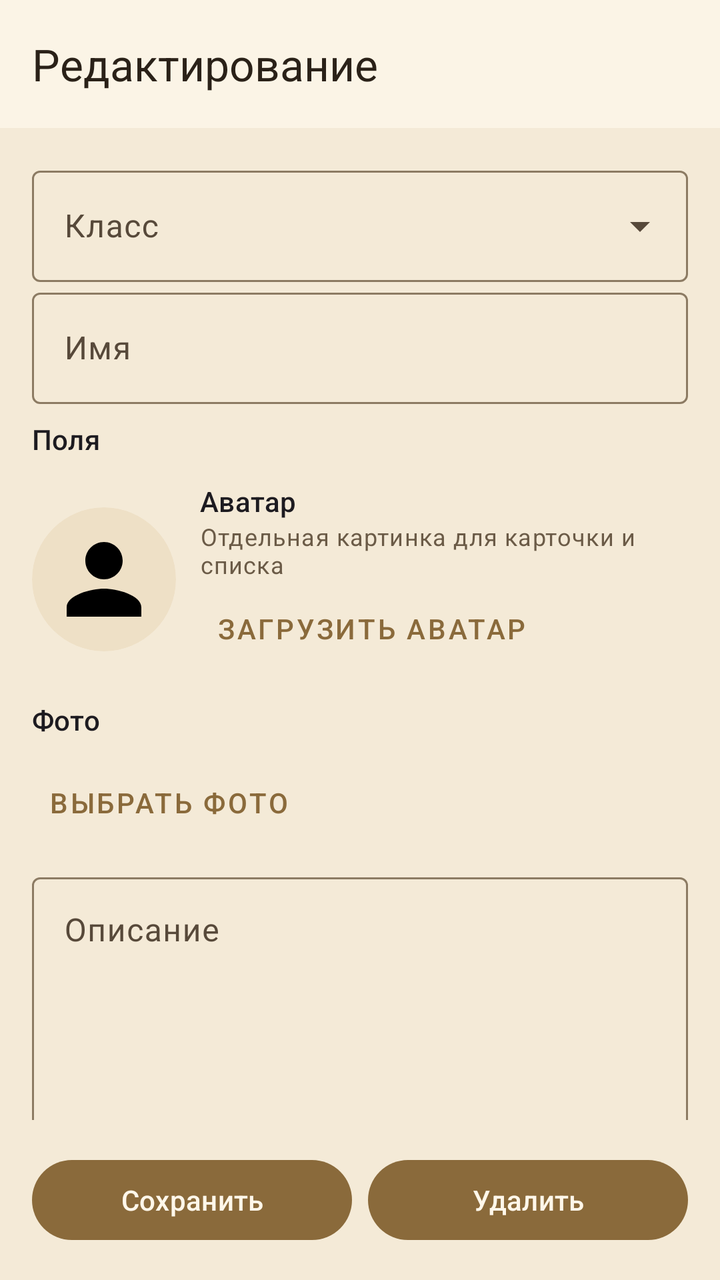
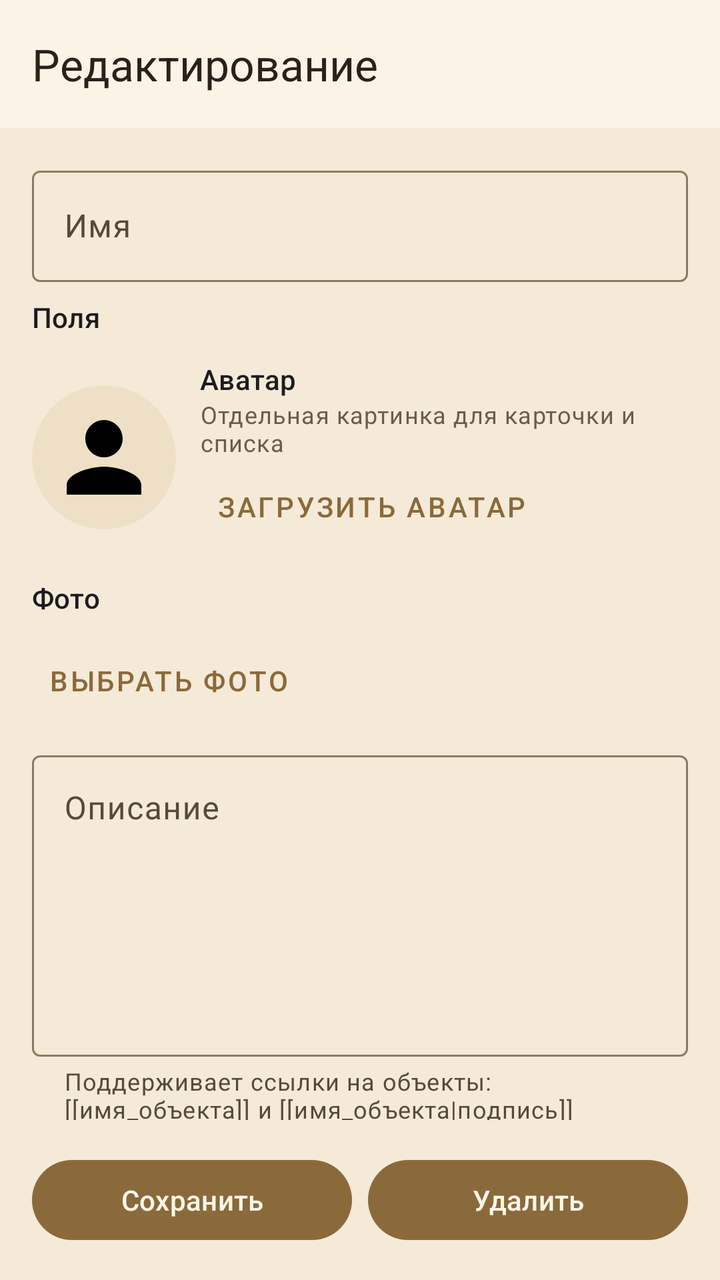

Before-and-after screenshots of an Android layout around one commit, followed by the original layout XML and the change that was made.
<!-- AndroidManifest.xml: application theme Theme.DnDMemory -->
<!-- res/layout/activity_entity_edit.xml -->
<?xml version="1.0" encoding="utf-8"?>
<LinearLayout xmlns:android="http://schemas.android.com/apk/res/android"
    xmlns:app="http://schemas.android.com/apk/res-auto"
    android:layout_width="match_parent"
    android:layout_height="match_parent"
    android:orientation="vertical">

    <com.google.android.material.appbar.MaterialToolbar
        style="@style/Widget.DnDMemory.Toolbar"
        android:id="@+id/entity_edit_toolbar"
        android:layout_width="match_parent"
        android:layout_height="?attr/actionBarSize"
        app:title="@string/entity_edit_title_edit" />

    <androidx.core.widget.NestedScrollView
        android:layout_width="match_parent"
        android:layout_height="0dp"
        android:layout_weight="1">

        <LinearLayout
            android:layout_width="match_parent"
            android:layout_height="wrap_content"
            android:orientation="vertical"
            android:padding="16dp">

            <com.google.android.material.textfield.TextInputLayout
                android:id="@+id/entity_edit_type_group"
                style="@style/Widget.Material3.TextInputLayout.OutlinedBox.ExposedDropdownMenu"
                android:layout_width="match_parent"
                android:layout_height="wrap_content"
                android:hint="@string/entity_edit_type"
                app:endIconMode="dropdown_menu">

                <com.google.android.material.textfield.MaterialAutoCompleteTextView
                    android:id="@+id/entity_edit_type"
                    android:layout_width="match_parent"
                    android:layout_height="wrap_content"
                    android:inputType="none" />
            </com.google.android.material.textfield.TextInputLayout>

            <com.google.android.material.textfield.TextInputLayout
                android:id="@+id/entity_edit_name_group"
                android:layout_width="match_parent"
                android:layout_height="wrap_content"
                android:hint="@string/entity_edit_name">

                <com.google.android.material.textfield.TextInputEditText
                    android:id="@+id/entity_edit_name_input"
                    android:layout_width="match_parent"
                    android:layout_height="wrap_content"
                    android:inputType="textCapSentences"
                    android:maxLines="1" />
            </com.google.android.material.textfield.TextInputLayout>

            <TextView
                android:id="@+id/entity_edit_fields_title"
                android:layout_width="match_parent"
                android:layout_height="wrap_content"
                android:layout_marginTop="8dp"
                android:text="@string/entity_detail_fields"
                android:textAppearance="?attr/textAppearanceTitleSmall" />

            
            <com.google.android.material.textfield.TextInputLayout
                android:id="@+id/entity_edit_race_group"
                android:layout_width="match_parent"
                android:layout_height="wrap_content"
                android:hint="@string/attr_race"
                android:visibility="gone">

                <com.google.android.material.textfield.MaterialAutoCompleteTextView
                    android:id="@+id/entity_edit_race_input"
                    style="@style/Widget.Material3.AutoCompleteTextView.OutlinedBox"
                    android:layout_width="match_parent"
                    android:layout_height="wrap_content"
                    android:completionThreshold="1"
                    android:inputType="textCapSentences"
                    android:maxLines="1" />
            </com.google.android.material.textfield.TextInputLayout>

            
            <com.google.android.material.textfield.TextInputLayout
                android:id="@+id/entity_edit_gender_group"
                style="@style/Widget.Material3.TextInputLayout.OutlinedBox.ExposedDropdownMenu"
                android:layout_width="match_parent"
                android:layout_height="wrap_content"
                android:hint="@string/attr_gender"
                android:visibility="gone">

                <com.google.android.material.textfield.MaterialAutoCompleteTextView
                    android:id="@+id/entity_edit_gender"
                    android:layout_width="match_parent"
                    android:layout_height="wrap_content"
                    android:inputType="none" />
            </com.google.android.material.textfield.TextInputLayout>

            
            <com.google.android.material.textfield.TextInputLayout
                android:id="@+id/entity_edit_klass_group"
                android:layout_width="match_parent"
                android:layout_height="wrap_content"
                android:hint="@string/attr_klass"
                android:visibility="gone">

                <com.google.android.material.textfield.MaterialAutoCompleteTextView
                    android:id="@+id/entity_edit_klass_input"
                    style="@style/Widget.Material3.AutoCompleteTextView.OutlinedBox"
                    android:layout_width="match_parent"
                    android:layout_height="wrap_content"
                    android:completionThreshold="1"
                    android:inputType="textCapSentences"
                    android:maxLines="1" />
            </com.google.android.material.textfield.TextInputLayout>

            <com.google.android.material.textfield.TextInputLayout
                android:id="@+id/entity_edit_player_group"
                style="@style/Widget.Material3.TextInputLayout.OutlinedBox.ExposedDropdownMenu"
                android:layout_width="match_parent"
                android:layout_height="wrap_content"
                android:hint="@string/attr_player_name"
                android:visibility="gone"
                app:endIconMode="dropdown_menu">

                <com.google.android.material.textfield.MaterialAutoCompleteTextView
                    android:id="@+id/entity_edit_player"
                    android:layout_width="match_parent"
                    android:layout_height="wrap_content"
                    android:inputType="none" />
            </com.google.android.material.textfield.TextInputLayout>

            
            <com.google.android.material.textfield.TextInputLayout
                android:id="@+id/entity_edit_location_type_group"
                android:layout_width="match_parent"
                android:layout_height="wrap_content"
                android:hint="Тип локации"
                android:visibility="gone">

                <com.google.android.material.textfield.MaterialAutoCompleteTextView
                    android:id="@+id/entity_edit_location_type"
                    style="@style/Widget.Material3.AutoCompleteTextView.OutlinedBox"
                    android:layout_width="match_parent"
                    android:layout_height="wrap_content"
                    android:completionThreshold="1"
                    android:inputType="textCapSentences"
                    android:maxLines="1" />
            </com.google.android.material.textfield.TextInputLayout>

            <com.google.android.material.textfield.TextInputLayout
                android:id="@+id/entity_edit_item_type_group"
                android:layout_width="match_parent"
                android:layout_height="wrap_content"
                android:hint="Тип предмета"
                android:visibility="gone">

                <com.google.android.material.textfield.MaterialAutoCompleteTextView
                    android:id="@+id/entity_edit_item_type"
                    style="@style/Widget.Material3.AutoCompleteTextView.OutlinedBox"
                    android:layout_width="match_parent"
                    android:layout_height="wrap_content"
                    android:completionThreshold="1"
                    android:inputType="textCapSentences"
                    android:maxLines="1" />
            </com.google.android.material.textfield.TextInputLayout>

            <com.google.android.material.textfield.TextInputLayout
                android:id="@+id/entity_edit_short_group"
                android:layout_width="match_parent"
                android:layout_height="wrap_content"
                android:hint="@string/attr_short_description"
                android:visibility="gone">

                <com.google.android.material.textfield.TextInputEditText
                    android:id="@+id/entity_edit_short_input"
                    android:layout_width="match_parent"
                    android:layout_height="wrap_content"
                    android:inputType="textCapSentences"
                    android:maxLines="2" />
            </com.google.android.material.textfield.TextInputLayout>

            
            <com.google.android.material.textfield.TextInputLayout
                android:id="@+id/entity_edit_owner_link_group"
                android:layout_width="match_parent"
                android:layout_height="wrap_content"
                android:hint="@string/entity_owner_link_hint"
                android:visibility="gone"
                app:helperText="@string/entity_owner_link_helper">

                <com.google.android.material.textfield.MaterialAutoCompleteTextView
                    android:id="@+id/entity_edit_owner_link"
                    style="@style/Widget.Material3.AutoCompleteTextView.OutlinedBox"
                    android:layout_width="match_parent"
                    android:layout_height="wrap_content"
                    android:inputType="textCapSentences"
                    android:maxLines="1" />
            </com.google.android.material.textfield.TextInputLayout>

            
            <LinearLayout
                android:id="@+id/entity_edit_items_group"
                android:layout_width="match_parent"
                android:layout_height="wrap_content"
                android:orientation="vertical"
                android:visibility="gone">

                <TextView
                    android:layout_width="match_parent"
                    android:layout_height="wrap_content"
                    android:layout_marginTop="8dp"
                    android:text="@string/attr_items"
                    android:textAppearance="?attr/textAppearanceTitleSmall" />

                <LinearLayout
                    android:id="@+id/entity_edit_items"
                    android:layout_width="match_parent"
                    android:layout_height="wrap_content"
                    android:orientation="vertical" />

                <com.google.android.material.button.MaterialButton
                    android:id="@+id/entity_edit_add_item"
                    style="?attr/materialButtonOutlinedStyle"
                    android:layout_width="wrap_content"
                    android:layout_height="wrap_content"
                    android:text="@string/entity_item_add" />
            </LinearLayout>

                
                <LinearLayout
                    android:layout_width="match_parent"
                    android:layout_height="wrap_content"
                    android:layout_marginTop="12dp"
                    android:gravity="center_vertical"
                    android:orientation="horizontal">

                    <ImageView
                        android:id="@+id/entity_edit_avatar"
                        android:layout_width="72dp"
                        android:layout_height="72dp"
                        android:background="@drawable/bg_avatar"
                        android:clipToOutline="true"
                        android:contentDescription="@string/entity_avatar"
                        android:padding="8dp"
                        android:scaleType="centerCrop"
                        android:src="@drawable/ic_hero" />

                    <LinearLayout
                        android:layout_width="0dp"
                        android:layout_height="wrap_content"
                        android:layout_marginStart="12dp"
                        android:layout_weight="1"
                        android:orientation="vertical">

                        <TextView
                            android:layout_width="match_parent"
                            android:layout_height="wrap_content"
                            android:text="@string/entity_avatar"
                            android:textAppearance="?attr/textAppearanceLabelLarge" />

                        <TextView
                            android:layout_width="match_parent"
                            android:layout_height="wrap_content"
                            android:text="@string/entity_avatar_hint"
                            android:textAppearance="?attr/textAppearanceBodySmall"
                            android:textColor="@color/text_muted" />

                        <LinearLayout
                            android:layout_width="match_parent"
                            android:layout_height="wrap_content"
                            android:orientation="horizontal">

                            <com.google.android.material.button.MaterialButton
                                android:id="@+id/entity_edit_avatar_pick"
                                style="@style/Widget.MaterialComponents.Button.TextButton"
                                android:layout_width="wrap_content"
                                android:layout_height="wrap_content"
                                android:text="@string/entity_avatar_pick" />

                            <com.google.android.material.button.MaterialButton
                                android:id="@+id/entity_edit_avatar_clear"
                                style="@style/Widget.MaterialComponents.Button.TextButton"
                                android:layout_width="wrap_content"
                                android:layout_height="wrap_content"
                                android:text="@string/entity_avatar_clear"
                                android:visibility="gone" />
                        </LinearLayout>
                    </LinearLayout>
                </LinearLayout>

                
                <LinearLayout
                    android:id="@+id/entity_edit_photo_group"
                    android:layout_width="match_parent"
                    android:layout_height="wrap_content"
                    android:layout_marginTop="12dp"
                    android:orientation="vertical">

                    <TextView
                        android:layout_width="match_parent"
                        android:layout_height="wrap_content"
                        android:text="@string/entity_photo"
                        android:textAppearance="?attr/textAppearanceLabelLarge" />

                    <LinearLayout
                        android:id="@+id/entity_edit_files"
                        android:layout_width="match_parent"
                        android:layout_height="wrap_content"
                        android:layout_marginTop="8dp"
                        android:orientation="vertical" />

                    <ImageView
                        android:id="@+id/entity_edit_photo"
                        android:layout_width="match_parent"
                        android:layout_height="180dp"
                        android:layout_marginTop="8dp"
                        android:background="@color/colorSurfaceVariant"
                        android:contentDescription="@string/entity_photo"
                        android:scaleType="centerCrop"
                        android:visibility="gone" />

                    <LinearLayout
                        android:layout_width="match_parent"
                        android:layout_height="wrap_content"
                        android:orientation="horizontal">

                        <com.google.android.material.button.MaterialButton
                            android:id="@+id/entity_edit_photo_pick"
                            style="@style/Widget.MaterialComponents.Button.TextButton"
                            android:layout_width="wrap_content"
                            android:layout_height="wrap_content"
                            android:text="@string/entity_photo_pick" />

                        <com.google.android.material.button.MaterialButton
                            android:id="@+id/entity_edit_photo_clear"
                            style="@style/Widget.MaterialComponents.Button.TextButton"
                            android:layout_width="wrap_content"
                            android:layout_height="wrap_content"
                            android:text="@string/entity_photo_clear"
                            android:visibility="gone" />
                    </LinearLayout>
                </LinearLayout>

                <com.google.android.material.textfield.TextInputLayout
                android:layout_width="match_parent"
                android:layout_height="wrap_content"
                android:layout_marginTop="8dp"
                android:hint="@string/entity_edit_description"
                app:helperText="@string/entity_edit_description_hint">

                <com.google.android.material.textfield.TextInputEditText
                    android:id="@+id/entity_edit_description_input"
                    android:layout_width="match_parent"
                    android:layout_height="wrap_content"
                    android:gravity="top"
                    android:inputType="textMultiLine"
                    android:minLines="6" />
            </com.google.android.material.textfield.TextInputLayout>
        </LinearLayout>
    </androidx.core.widget.NestedScrollView>

    <LinearLayout
        android:layout_width="match_parent"
        android:layout_height="wrap_content"
        android:orientation="horizontal"
        android:padding="16dp">

        <com.google.android.material.button.MaterialButton
            android:id="@+id/entity_edit_save"
            android:layout_width="0dp"
            android:layout_height="wrap_content"
            android:layout_weight="1"
            android:text="@string/action_save" />

        <com.google.android.material.button.MaterialButton
            android:id="@+id/entity_edit_delete"
            android:layout_width="0dp"
            android:layout_height="wrap_content"
            android:layout_weight="1"
            android:layout_marginStart="8dp"
            android:text="@string/action_delete" />
    </LinearLayout>

    <ProgressBar
        android:id="@+id/entity_edit_progress"
        android:layout_width="wrap_content"
        android:layout_height="wrap_content"
        android:layout_gravity="center_horizontal"
        android:visibility="gone" />
</LinearLayout>
<!-- resources referenced by this layout -->
<resources>
  <color name="colorSurfaceVariant">#EEE0C6</color>
  <color name="text_muted">#6B5B47</color>
  <!-- drawable bg_avatar (drawable) -->
  <shape xmlns:android="http://schemas.android.com/apk/res/android"
      android:shape="oval">
      <solid android:color="@color/colorSurfaceVariant" />
  </shape>
  <!-- drawable ic_hero (drawable) -->
  <?xml version="1.0" encoding="utf-8"?>
  <vector xmlns:android="http://schemas.android.com/apk/res/android"
      android:width="24dp"
      android:height="24dp"
      android:viewportWidth="24"
      android:viewportHeight="24">
      <path
          android:fillColor="#FF000000"
          android:pathData="M12,12c2.21,0 4,-1.79 4,-4s-1.79,-4 -4,-4 -4,1.79 -4,4 1.79,4 4,4zM12,14c-2.67,0 -8,1.34 -8,4v2h16v-2c0,-2.66 -5.33,-4 -8,-4z" />
  </vector>
  <string name="action_delete">Удалить</string>
  <string name="action_save">Сохранить</string>
  <string name="attr_gender">Пол</string>
  <string name="attr_items">Предметы</string>
  <string name="attr_klass">Класс персонажа</string>
  <string name="attr_player_name">Игрок</string>
  <string name="attr_race">Раса</string>
  <string name="attr_short_description">Краткое описание</string>
  <string name="entity_avatar">Аватар</string>
  <string name="entity_avatar_clear">Убрать</string>
  <string name="entity_avatar_hint">Отдельная картинка для карточки и списка</string>
  <string name="entity_avatar_pick">Загрузить аватар</string>
  <string name="entity_detail_fields">Поля</string>
  <string name="entity_edit_description">Описание</string>
  <string name="entity_edit_description_hint">Поддерживается markdown и ссылки [[Имя]]</string>
  <string name="entity_edit_name">Имя</string>
  <string name="entity_edit_title_edit">Редактирование</string>
  <string name="entity_edit_type">Класс</string>
  <string name="entity_item_add">Добавить предмет</string>
  <string name="entity_owner_link_helper">Начните вводить имя героя или персонажа</string>
  <string name="entity_owner_link_hint">Владелец</string>
  <string name="entity_photo">Фото</string>
  <string name="entity_photo_clear">Убрать</string>
  <string name="entity_photo_pick">Выбрать фото</string>
  <style name="Widget.DnDMemory.Toolbar" parent="Widget.Material3.Toolbar">
          <item name="android:background">?attr/colorSurface</item>
          <item name="titleTextColor">?attr/colorOnSurface</item>
      </style>
  <color name="colorPrimary">#8A6A3B</color>
  <color name="colorPrimaryDark">#5E4525</color>
  <color name="colorOnPrimary">#FFF7EA</color>
  <color name="colorPrimaryContainer">#EBDCC2</color>
  <color name="colorOnPrimaryContainer">#3A2A14</color>
  <color name="colorSecondary">#B98B2E</color>
  <color name="colorOnSecondary">#FFF8EA</color>
  <color name="colorSurface">#FBF4E6</color>
  <color name="colorOnSurface">#2A2118</color>
  <color name="colorOnSurfaceVariant">#57493A</color>
  <color name="colorBackground">#F4EAD7</color>
  <color name="colorOnBackground">#2A2118</color>
  <color name="colorError">#A3231C</color>
  <color name="colorOnError">#FFFFFF</color>
  <color name="colorOutline">#8C7B63</color>
  <!-- unchanged entries left out for length: 1 -->
</resources>

<!-- the commit's change to res/layout/activity_entity_edit.xml (unified diff, before → after) -->
@@ -22,21 +22,6 @@
             android:layout_height="wrap_content"
             android:orientation="vertical"
             android:padding="16dp">
-
-            <com.google.android.material.textfield.TextInputLayout
-                android:id="@+id/entity_edit_type_group"
-                style="@style/Widget.Material3.TextInputLayout.OutlinedBox.ExposedDropdownMenu"
-                android:layout_width="match_parent"
-                android:layout_height="wrap_content"
-                android:hint="@string/entity_edit_type"
-                app:endIconMode="dropdown_menu">
-
-                <com.google.android.material.textfield.MaterialAutoCompleteTextView
-                    android:id="@+id/entity_edit_type"
-                    android:layout_width="match_parent"
-                    android:layout_height="wrap_content"
-                    android:inputType="none" />
-            </com.google.android.material.textfield.TextInputLayout>
 
             <com.google.android.material.textfield.TextInputLayout
                 android:id="@+id/entity_edit_name_group"
<!-- resource entries referenced after the edit -->
@@ -32,10 +32,9 @@
   <string name="entity_avatar_pick">Загрузить аватар</string>
   <string name="entity_detail_fields">Поля</string>
   <string name="entity_edit_description">Описание</string>
-  <string name="entity_edit_description_hint">Поддерживается markdown и ссылки [[Имя]]</string>
+  <string name="entity_edit_description_hint">Поддерживает ссылки на объекты: [[имя_объекта]] и [[имя_объекта|подпись]]</string>
   <string name="entity_edit_name">Имя</string>
   <string name="entity_edit_title_edit">Редактирование</string>
-  <string name="entity_edit_type">Класс</string>
   <string name="entity_item_add">Добавить предмет</string>
   <string name="entity_owner_link_helper">Начните вводить имя героя или персонажа</string>
   <string name="entity_owner_link_hint">Владелец</string>
